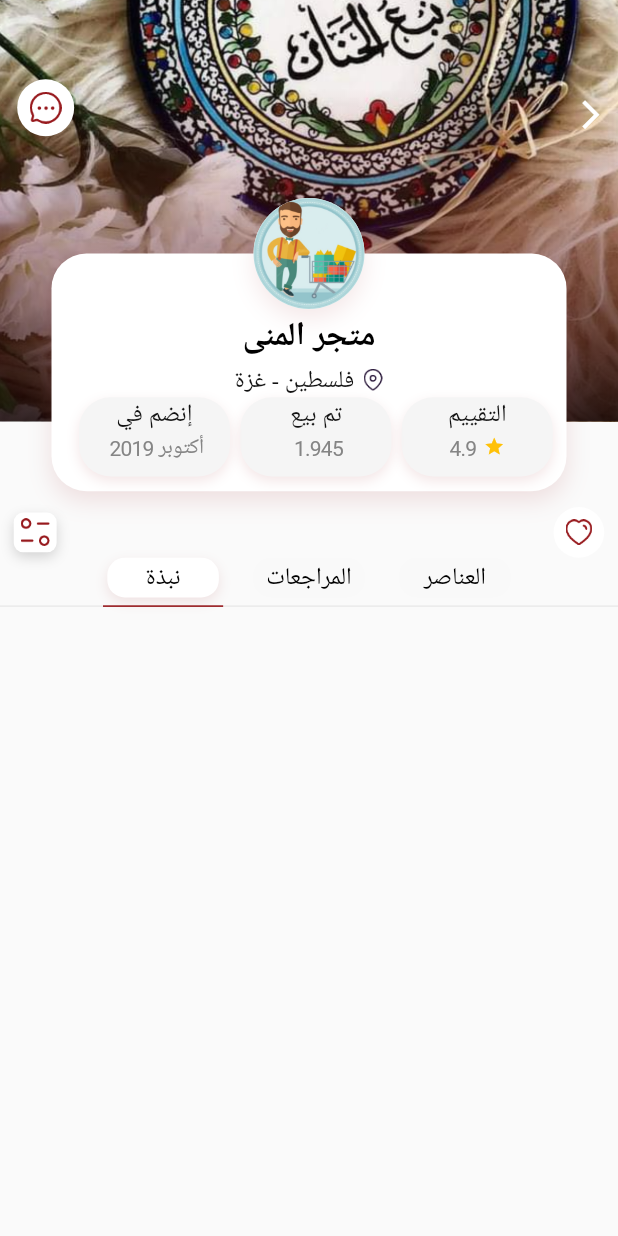
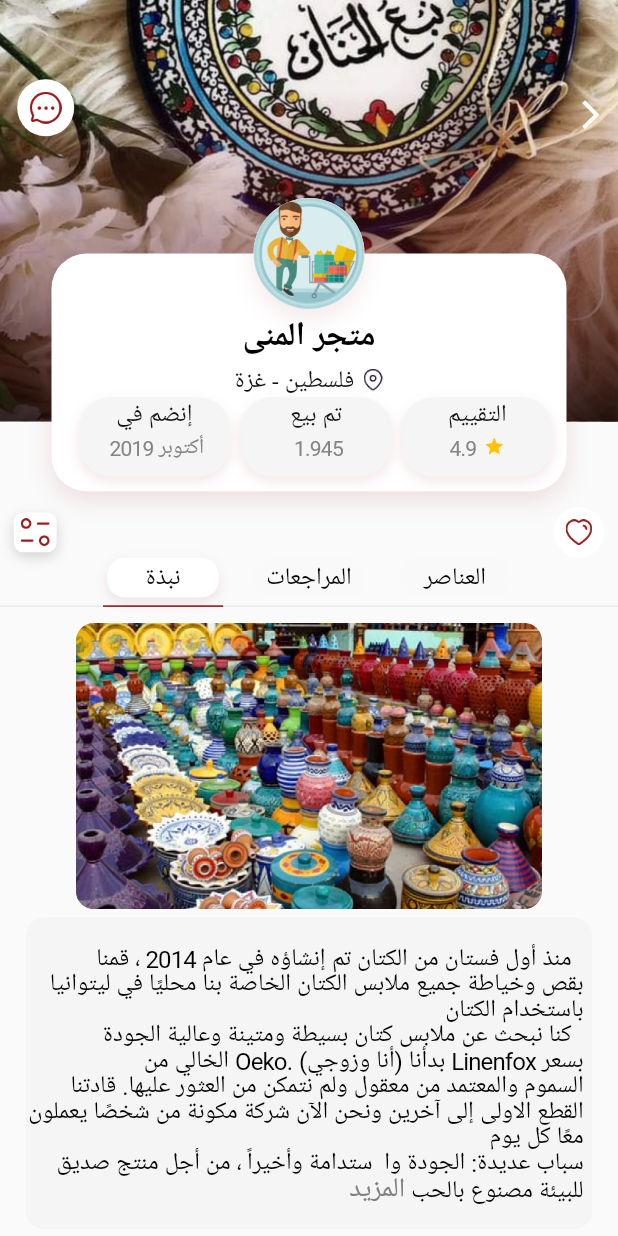
Before and after one commit to Mohamed-Salem7/Bazaar_app, a Flutter app: the DetailsStoreScreen screen opened directly, after a tap on "المراجعات", after a tap on "نبذة", on a phone screen of 412 x 824 dp. Run offline on Flutter 3.47's test engine with Material 2 defaults, Android fonts, the phone set to English and light mode, and no system bars; our stand-ins replace buttons_tabbar, carousel_slider, flutter_bloc, flutter_rating_bar, flutter_screenutil, flutter_svg and 4 more; missing offline and left inert: country_state_city_picker; accounts and stored records are empty; Roboto replaces fonts that are missing (Tajawal).

Commit message:
master-commit

```diff
--- a/lib/presntaion/layers/details_store/Details_store_screen.dart
+++ b/lib/presntaion/layers/details_store/Details_store_screen.dart
@@ -11,6 +11,8 @@ import 'package:bazaar/presntaion/layers/details_store/widget/app_bar.dart';
 import 'package:bazaar/presntaion/layers/details_store/widget/avatar_store.dart';
 import 'package:bazaar/presntaion/layers/details_store/widget/background_image_store.dart';
 import 'package:bazaar/presntaion/layers/details_store/widget/background_shadow_store.dart';
+import 'package:bazaar/presntaion/layers/details_store/widget/brief_body.dart';
+import 'package:bazaar/presntaion/layers/details_store/widget/brief_text.dart';
 import 'package:bazaar/presntaion/layers/details_store/widget/divaider_store.dart';
 import 'package:bazaar/presntaion/layers/details_store/widget/favorite_filter_button.dart';
 import 'package:bazaar/presntaion/layers/details_store/widget/indicator_store.dart';
@@ -71,10 +73,14 @@ class DetailsStoreScreen extends StatelessWidget {
                       physics: const BouncingScrollPhysics(),
                       padding: const EdgeInsets.all(0),
                       itemBuilder: (context, index) {
-                        return BodyRevision(index: index,);
+                        return BodyRevision(
+                          index: index,
+                        );
                       },
                     ),
                   ),
+                if (cubit.indexStore == 2)
+                 BriefBody(),
               ],
             ),
           );
--- /dev/null
+++ b/lib/presntaion/layers/details_store/widget/brief_body.dart
@@ -0,0 +1,63 @@
+import 'package:bazaar/presntaion/layers/details_store/widget/brief_text.dart';
+import 'package:bazaar/presntaion/utils/App_Image.dart';
+import 'package:flutter/material.dart';
+import 'package:flutter_screenutil/flutter_screenutil.dart';
+
+class BriefBody extends StatelessWidget {
+  const BriefBody({Key? key}) : super(key: key);
+
+  @override
+  Widget build(BuildContext context) {
+    return  Expanded(
+      child: Column(
+        children: [
+          Padding(
+            padding: EdgeInsets.only(
+              top: 10.h,
+              right: 20.w,
+              left: 20.w,
+            ),
+            child: Container(
+              width: 311.0,
+              height: 191.0,
+              decoration: BoxDecoration(
+                borderRadius: BorderRadius.circular(12.0),
+                image: DecorationImage(
+                  image: AssetImage(AppImage.briefImg),
+                  fit: BoxFit.cover,
+                ),
+              ),
+            ),
+          ),
+          SizedBox(
+            height: 5.h,
+          ),
+          Padding(
+            padding: EdgeInsets.symmetric(horizontal: 15.w),
+            child: SizedBox(
+              width: 355.w,
+              height: 197.h,
+              child: Stack(
+                alignment: Alignment.centerLeft,
+                children: <Widget>[
+                  Positioned(
+                    right: 0.w,
+                    child: Container(
+                      width: 330.w,
+                      height: 197.h,
+                      decoration: BoxDecoration(
+                        borderRadius: BorderRadius.circular(12.r),
+                        color: Colors.grey[100],
+                      ),
+                    ),
+                  ),
+                  BriefText(),
+                ],
+              ),
+            ),
+          ),
+        ],
+      ),
+    );
+  }
+}
--- /dev/null
+++ b/lib/presntaion/layers/details_store/widget/brief_text.dart
@@ -0,0 +1,40 @@
+import 'package:bazaar/presntaion/utils/App_Color.dart';
+import 'package:flutter/material.dart';
+import 'package:flutter_screenutil/flutter_screenutil.dart';
+import 'package:google_fonts/google_fonts.dart';
+
+class BriefText extends StatelessWidget {
+  const BriefText({Key? key}) : super(key: key);
+
+  @override
+  Widget build(BuildContext context) {
+    return  Padding(
+      padding: EdgeInsets.only(top: 5.h,right: 5.w),
+      child: Text.rich(
+        TextSpan(
+          style: GoogleFonts.roboto(
+            fontSize: 16.spMin,
+            color: AppColor.black,
+            letterSpacing: -0.5714285888671875.spMin,
+            height: 1.0.h,
+          ),
+          children: [
+            const TextSpan(
+              text:
+              '  منذ أول فستان من الكتان تم إنشاؤه في عام 2014 ، قمنا    \nبقص وخياطة جميع ملابس الكتان الخاصة بنا محليًا في ليتوانيا باستخدام الكتان\n  كنا نبحث عن ملابس كتان بسيطة ومتينة وعالية الجودة \nبسعر Linenfox بدأنا (أنا وزوجي) .Oeko الخالي من \nالسموم والمعتمد من معقول ولم نتمكن من العثور عليها. قادتنا القطع الاولى إلى آخرين ونحن الآن شركة مكونة من شخصًا يعملون معًا كل يوم  \nسباب عديدة: الجودة وا  ستدامة وأخيراً ، من أجل منتج صديق للبيئة مصنوع بالحب ',
+            ),
+            TextSpan(
+              text: 'المزيد',
+              style: GoogleFonts.roboto(
+                fontSize: 18.spMin,
+                color: const Color(0xFF818181),
+                letterSpacing: -0.6428571624755859.spMin,
+              ),
+            ),
+          ],
+        ),
+        textAlign: TextAlign.right,
+      ),
+    );
+  }
+}
--- a/lib/presntaion/utils/App_Image.dart
+++ b/lib/presntaion/utils/App_Image.dart
@@ -67,5 +67,6 @@ class AppImage {
   static const String clothes = '$imgPath/clothes.png';
   static const String showtab = '$imgPath/showtab.png';
   static const String filterImg = '$imgPath/Filter.png';
+  static const String briefImg = '$imgPath/brief.png';
 
 }
```
Also changed, not shown: assets/images/brief.png (added).
